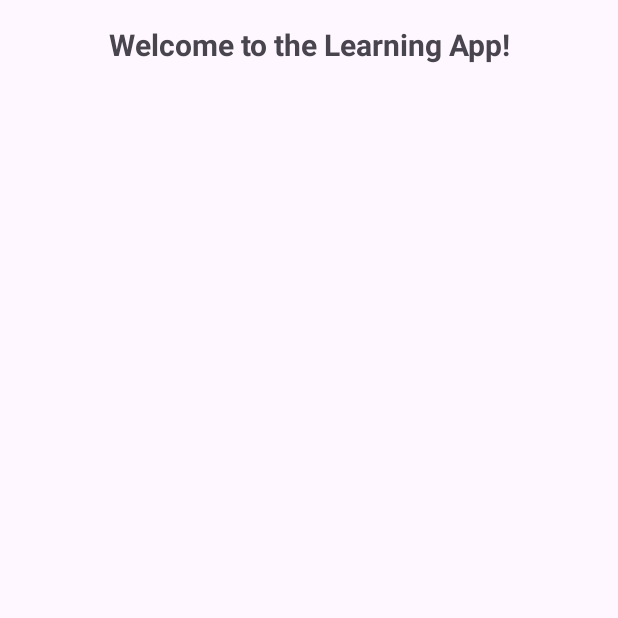
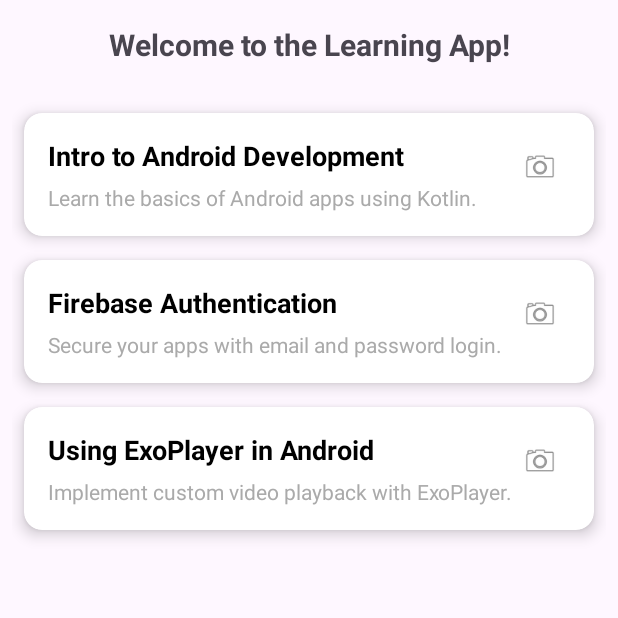
Before and after one commit to Sammi-Drums/screenDisplay, an Android app: the MainActivity screen opened directly, with no data from a screen before it, on a phone screen of 412 x 824 dp, the top half of it. Run offline under Robolectric (Android 15) with nearby library versions, the phone set to English and light mode, and no system bars.

```diff
--- a/app/src/main/AndroidManifest.xml
+++ b/app/src/main/AndroidManifest.xml
@@ -12,6 +12,9 @@
         android:supportsRtl="true"
         android:theme="@style/Theme.ScreenDisplay"
         tools:targetApi="31">
+        <activity
+            android:name=".VideoPlayerActivity"
+            android:exported="false" />
         <activity
             android:name=".CourseAdapter"
             android:exported="false" />
--- a/app/src/main/java/com/example/screendisplay/CourseAdapter.kt
+++ b/app/src/main/java/com/example/screendisplay/CourseAdapter.kt
@@ -24,6 +24,12 @@ class CourseAdapter(
                 }
             }
         }
+        val liveIcon = itemView.findViewById<ImageView>(R.id.liveIcon)
+        liveIcon.setOnClickListener {
+            Toast.makeText(context, "Join Live Stream with Lecturer", Toast.LENGTH_SHORT).show()
+            // You can open a LiveStreamActivity or show a dialog if needed
+        }
+
     }
 
     override fun onCreateViewHolder(parent: ViewGroup, viewType: Int): CourseViewHolder {
--- a/app/src/main/java/com/example/screendisplay/MainActivity.kt
+++ b/app/src/main/java/com/example/screendisplay/MainActivity.kt
@@ -1,20 +1,60 @@
 package com.example.screendisplay
+import android.content.Intent
 
 import android.os.Bundle
-import androidx.activity.enableEdgeToEdge
+import android.widget.Toast
 import androidx.appcompat.app.AppCompatActivity
-import androidx.core.view.ViewCompat
-import androidx.core.view.WindowInsetsCompat
+import androidx.recyclerview.widget.LinearLayoutManager
+import com.example.screendisplay.databinding.ActivityMainBinding
+import com.example.screendisplay.model.Course
 
 class MainActivity : AppCompatActivity() {
+
+    private lateinit var binding: ActivityMainBinding
+    private lateinit var courseAdapter: CourseAdapter
+
     override fun onCreate(savedInstanceState: Bundle?) {
         super.onCreate(savedInstanceState)
-        enableEdgeToEdge()
-        setContentView(R.layout.activity_main)
-        ViewCompat.setOnApplyWindowInsetsListener(findViewById(R.id.main)) { v, insets ->
-            val systemBars = insets.getInsets(WindowInsetsCompat.Type.systemBars())
-            v.setPadding(systemBars.left, systemBars.top, systemBars.right, systemBars.bottom)
-            insets
+
+        binding = ActivityMainBinding.inflate(layoutInflater)
+        setContentView(binding.root)
+
+        // Step 1: Create dummy list of courses
+        val courseList = listOf(
+            Course(
+                "Intro to Android Development",
+                "Learn the basics of Android apps using Kotlin.",
+                "https://commondatastorage.googleapis.com/gtv-videos-bucket/sample/BigBuckBunny.mp4"
+            ),
+            Course(
+                "Firebase Authentication",
+                "Secure your apps with email and password login.",
+                "https://commondatastorage.googleapis.com/gtv-videos-bucket/sample/ElephantsDream.mp4"
+            ),
+            Course(
+                "Using ExoPlayer in Android",
+                "Implement custom video playback with ExoPlayer.",
+                "https://commondatastorage.googleapis.com/gtv-videos-bucket/sample/TearsOfSteel.mp4"
+            )
+        )
+
+        // Step 2: Set up RecyclerView
+        courseAdapter = CourseAdapter(courseList) { selectedCourse ->
+            // This is called when a course is clicked
+            val intent = Intent(this, VideoPlayerActivity::class.java)
+            intent.putExtra("VIDEO_URL", selectedCourse.videoUrl)
+            startActivity(intent)
+//            Updating my intent so that I can have a list of related video drop down and their chapters
+            intent.putExtra("VIDEO_TITLE", selectedCourse.title)
+            intent.putExtra("CHAPTERS", arrayListOf("Introduction", "Chapter 1", "Chapter 2", "Conclusion"))
+
+
+            // Next step: open VideoPlayerActivity to play video
         }
+
+
+
+        binding.courseRecyclerView.layoutManager = LinearLayoutManager(this)
+        binding.courseRecyclerView.adapter = courseAdapter
     }
 }
--- a/app/src/main/res/layout/activity_login.xml
+++ b/app/src/main/res/layout/activity_login.xml
@@ -15,6 +15,7 @@
         android:id="@+id/loginEmail"
         android:hint="Email"
         android:inputType="textEmailAddress"
+        android:textColor="@color/black"
         android:padding="12dp"
         android:background="@drawable/edittext_border"
         app:layout_constraintStart_toStartOf="parent"
@@ -31,6 +32,7 @@
         android:id="@+id/loginPassword"
         android:hint="Password"
         android:inputType="textPassword"
+        android:textColor="@color/black"
         android:padding="12dp"
         android:background="@drawable/edittext_border"
         app:layout_constraintStart_toStartOf="parent"
--- a/app/src/main/res/layout/activity_signup.xml
+++ b/app/src/main/res/layout/activity_signup.xml
@@ -15,6 +15,7 @@
         android:id="@+id/signupEmail"
         android:hint="Email"
         android:inputType="textEmailAddress"
+        android:textColor="@color/black"
         android:padding="12dp"
         android:background="@drawable/edittext_border"
         app:layout_constraintStart_toStartOf="parent"
@@ -30,6 +31,7 @@
         android:id="@+id/signupPassword"
         android:hint="Password"
         android:inputType="textPassword"
+        android:textColor="@color/black"
         android:padding="12dp"
         android:background="@drawable/edittext_border"
         app:layout_constraintStart_toStartOf="parent"
@@ -45,6 +47,7 @@
         android:id="@+id/confirmPassword"
         android:hint="Confirm Password"
         android:inputType="textPassword"
+        android:textColor="@color/black"
         android:padding="12dp"
         android:background="@drawable/edittext_border"
         app:layout_constraintStart_toStartOf="parent"
--- a/app/src/main/res/layout/item_course.xml
+++ b/app/src/main/res/layout/item_course.xml
@@ -1,17 +1,15 @@
-<?xml version="1.0" encoding="utf-8"?>
-<androidx.cardview.widget.CardView
-    xmlns:android="http://schemas.android.com/apk/res/android"
+<androidx.cardview.widget.CardView xmlns:android="http://schemas.android.com/apk/res/android"
     xmlns:app="http://schemas.android.com/apk/res-auto"
+    android:id="@+id/courseCard"
     android:layout_width="match_parent"
     android:layout_height="wrap_content"
     android:layout_margin="8dp"
     app:cardCornerRadius="12dp"
     app:cardElevation="6dp">
 
-    <LinearLayout
+    <RelativeLayout
         android:layout_width="match_parent"
         android:layout_height="wrap_content"
-        android:orientation="vertical"
         android:padding="16dp">
 
         <TextView
@@ -19,16 +17,30 @@
             android:layout_width="wrap_content"
             android:layout_height="wrap_content"
             android:text="Course Title"
+            android:textStyle="bold"
             android:textSize="18sp"
-            android:textStyle="bold" />
+            android:textColor="@android:color/black" />
 
         <TextView
             android:id="@+id/courseDescription"
             android:layout_width="wrap_content"
             android:layout_height="wrap_content"
-            android:text="Course description goes here..."
+            android:layout_below="@id/courseTitle"
+            android:layout_marginTop="6dp"
+            android:text="Course Description"
             android:textSize="14sp"
-            android:layout_marginTop="4dp" />
+            android:textColor="@android:color/darker_gray" />
 
-    </LinearLayout>
+        <ImageView
+            android:id="@+id/liveIcon"
+            android:layout_width="24dp"
+            android:layout_height="24dp"
+            android:layout_alignParentEnd="true"
+            android:src="@android:drawable/ic_menu_camera"
+            android:contentDescription="Live Stream"
+            android:layout_marginTop="8dp"
+            android:layout_marginEnd="8dp"
+            android:tooltipText="LiveStream"/>
+
+    </RelativeLayout>
 </androidx.cardview.widget.CardView>
```
Also changed, not shown: app/build.gradle.kts (+9 -4 lines), app/src/main/java/com/example/screendisplay/VideoPlayerActivity.kt (added, +79 -0 lines), app/src/main/res/layout/activity_video_player.xml (added, +66 -0 lines).
